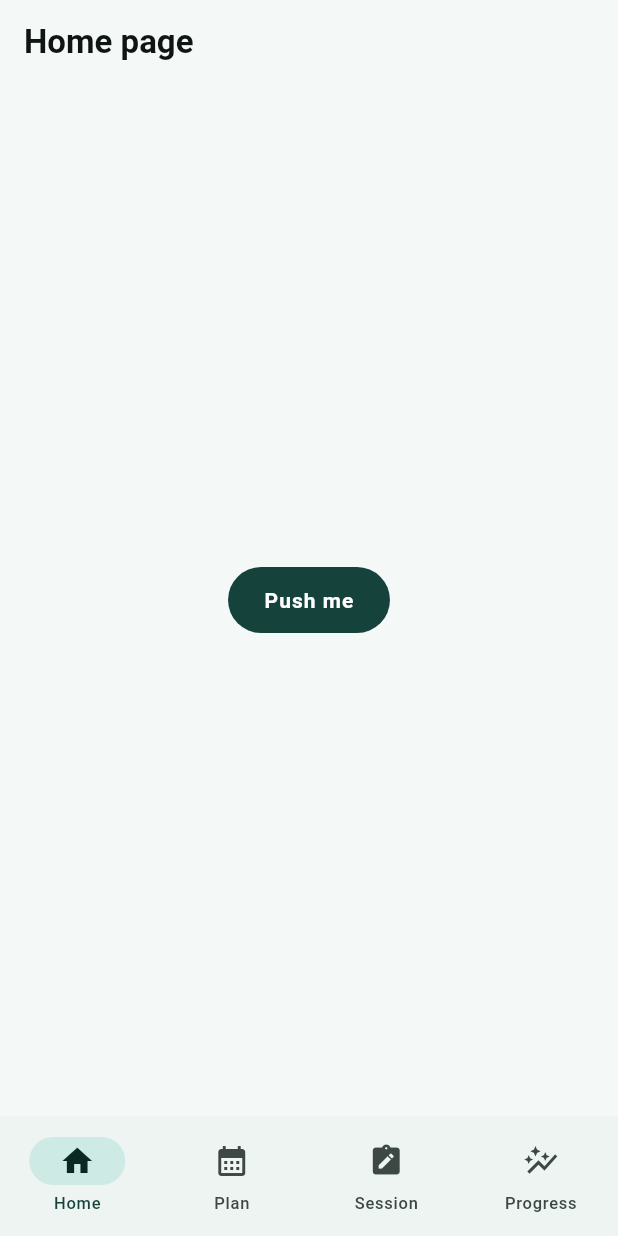
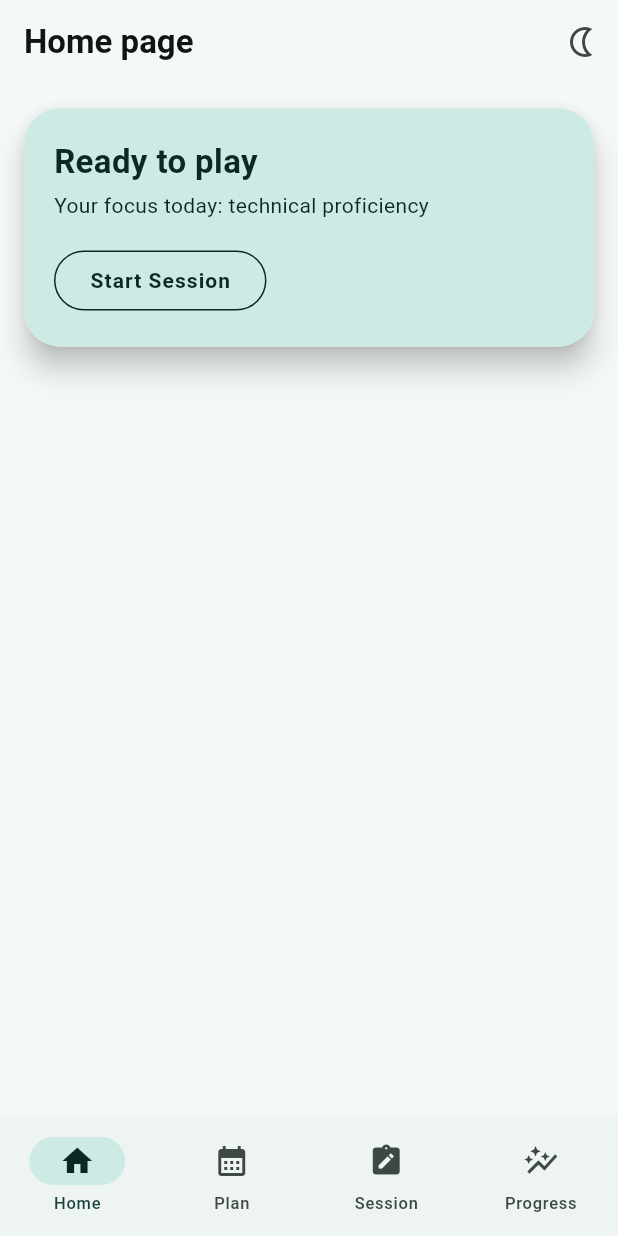
Before and after one commit to 1Orsted1/ensayo, a Flutter app: the screen it shows after launch, on a phone screen of 412 x 824 dp. Run offline on Flutter 3.47's test engine with Material 3 defaults, Android fonts, the phone set to English and light mode, and no system bars; our stand-ins replace drift, drift_flutter, flutter_bloc, get_it, go_router, hydrated_bloc and 1 more; accounts and stored records are empty; generated files the repository leaves out were written again; Roboto replaces fonts that are missing (Manrope, SpaceGrotesk).

Commit message:
feat: enhance theme management and add QuickStartCard widget

```diff
--- a/lib/application/theme/theme_cubit.dart
+++ b/lib/application/theme/theme_cubit.dart
@@ -24,6 +24,9 @@ class ThemeCubit extends HydratedCubit<SelectedTheme> {
     }
   }
 
+  bool get isLightTheme => state.value == SelectedTheme.light.value;
+  bool get isDarkTheme => state.value == SelectedTheme.dark.value;
+
   @override
   Map<String, dynamic>? toJson(SelectedTheme state) => {
     'selectedTheme': state.name,
--- a/lib/presentation/dashboard/home_screen.dart
+++ b/lib/presentation/dashboard/home_screen.dart
@@ -1,8 +1,8 @@
 import 'package:ensayo/application/theme/theme_cubit.dart';
 import 'package:ensayo/domain/theme/selected_theme.dart';
+import 'package:ensayo/presentation/dashboard/widgets/quick_start_card.dart';
 import 'package:flutter/material.dart';
 import 'package:flutter_bloc/flutter_bloc.dart';
-import 'package:go_router/go_router.dart';
 
 class HomeScreen extends StatelessWidget {
   const HomeScreen({super.key});
@@ -11,18 +11,31 @@ class HomeScreen extends StatelessWidget {
   Widget build(BuildContext context) {
     final bloc = context.watch<ThemeCubit>();
     return Scaffold(
-      appBar: AppBar(title: Text("Home page")),
-      body: Center(
-        child: ElevatedButton(
-          onPressed: () {
-            context.push('/home/demo');
-            bloc.setTheme(
-              bloc.state == SelectedTheme.dark
-                  ? SelectedTheme.light
-                  : SelectedTheme.dark,
-            );
-          },
-          child: Text("Push me"),
+      appBar: AppBar(
+        title: const Text("Home page"),
+        actions: [
+          IconButton(
+            onPressed: () {
+              bloc.setTheme(
+                bloc.isDarkTheme ? SelectedTheme.light : SelectedTheme.dark,
+              );
+            },
+            icon: Icon(
+              bloc.isDarkTheme ? Icons.sunny : Icons.nightlight_outlined,
+            ),
+          ),
+        ],
+      ),
+      body: Padding(
+        padding: const EdgeInsets.all(16),
+        child: Column(
+          children: [
+            QuickStartCard(
+              title: 'Ready to play',
+              subtitle: 'Your focus today: technical proficiency',
+              onStart: () {},
+            ),
+          ],
         ),
       ),
     );
--- /dev/null
+++ b/lib/presentation/dashboard/widgets/quick_start_card.dart
@@ -0,0 +1,47 @@
+import 'package:ensayo/presentation/theme/extensions/app_theme_extensions.dart';
+import 'package:flutter/material.dart';
+
+class QuickStartCard extends StatelessWidget {
+  const QuickStartCard({
+    required this.title,
+    required this.subtitle,
+    required this.onStart,
+    super.key,
+  });
+
+  final String title;
+  final String subtitle;
+  final VoidCallback onStart;
+
+  @override
+  Widget build(BuildContext context) {
+    final style = context.customCardStyle;
+
+    return Material(
+      elevation: 8.0,
+      borderRadius: style.borderRadius,
+      child: Container(
+        padding: style.padding,
+        decoration: BoxDecoration(
+          color: style.backgroundColor,
+          borderRadius: style.borderRadius,
+        ),
+        width: double.maxFinite,
+        child: Column(
+          crossAxisAlignment: CrossAxisAlignment.start,
+          children: [
+            Text(title, style: style.titleStyle),
+            const SizedBox(height: 4),
+            Text(subtitle, style: style.subtitleStyle),
+            const SizedBox(height: 16),
+            OutlinedButton(
+              onPressed: onStart,
+              style: style.buttonStyle,
+              child: const Text('Start Session'),
+            ),
+          ],
+        ),
+      ),
+    );
+  }
+}
```
Also changed, not shown: lib/presentation/theme/ensayo_theme_dark.dart (+25 -0 lines), lib/presentation/theme/ensayo_theme_light.dart (+25 -0 lines), lib/presentation/theme/extensions/app_theme_extensions.dart (added, +7 -0 lines), lib/presentation/theme/extensions/custom_card_style.dart (added, +51 -0 lines), lib/presentation/theme/extensions/hero_text_style.dart (deleted, +0 -41 lines), lib/presentation/theme/extensions/hero_theme.dart (deleted, +0 -47 lines), lib/presentation/theme/utils.dart (deleted, +0 -40 lines).
